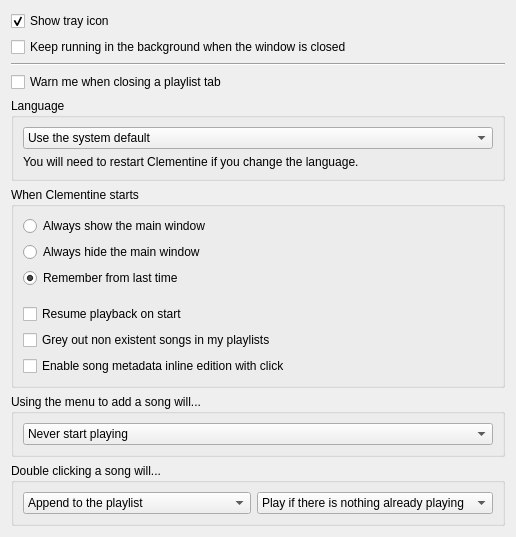
This is src/ui/behavioursettingspage.ui in clementine-player/Clementine as Qt 5 draws it before an edit. The edited form follows.
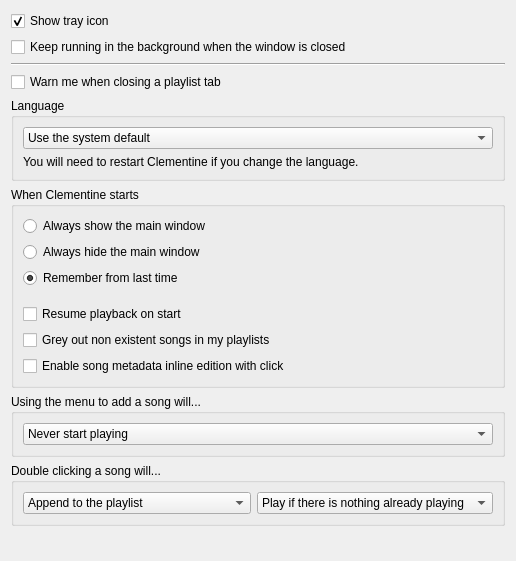
This is the edited form.

Commit message: Add a tooltip to this new option. IMO the text description might be not obvious enough to everyone

Diff of the .ui file:
```diff
--- a/src/ui/behavioursettingspage.ui
+++ b/src/ui/behavioursettingspage.ui
@@ -7,7 +7,7 @@
     <x>0</x>
     <y>0</y>
     <width>516</width>
-    <height>516</height>
+    <height>561</height>
    </rect>
   </property>
   <property name="windowTitle">
```
Left out of the diff: 3 changed lines with no effect on the pictures.
